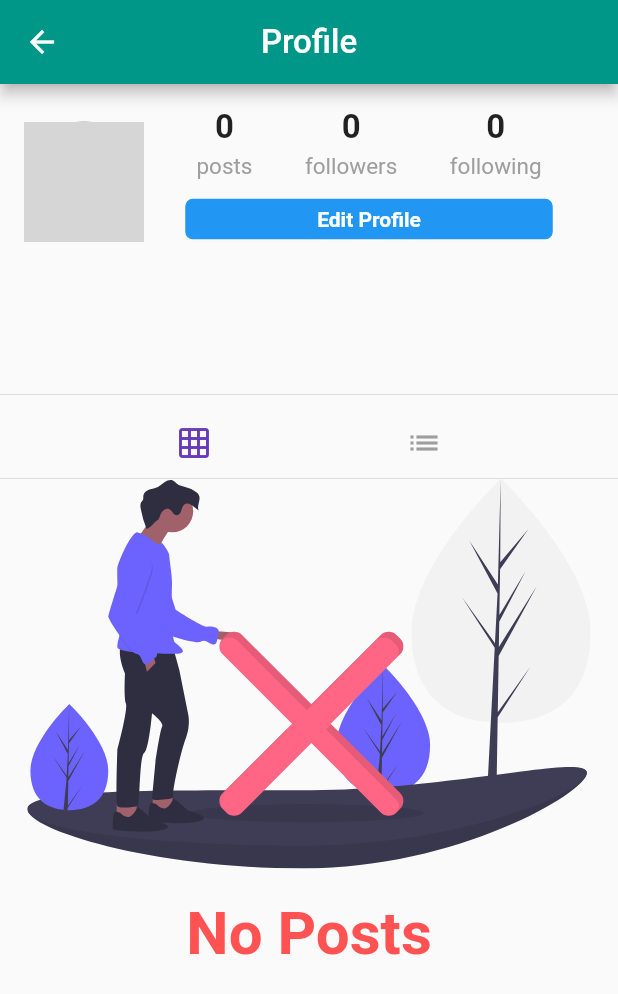
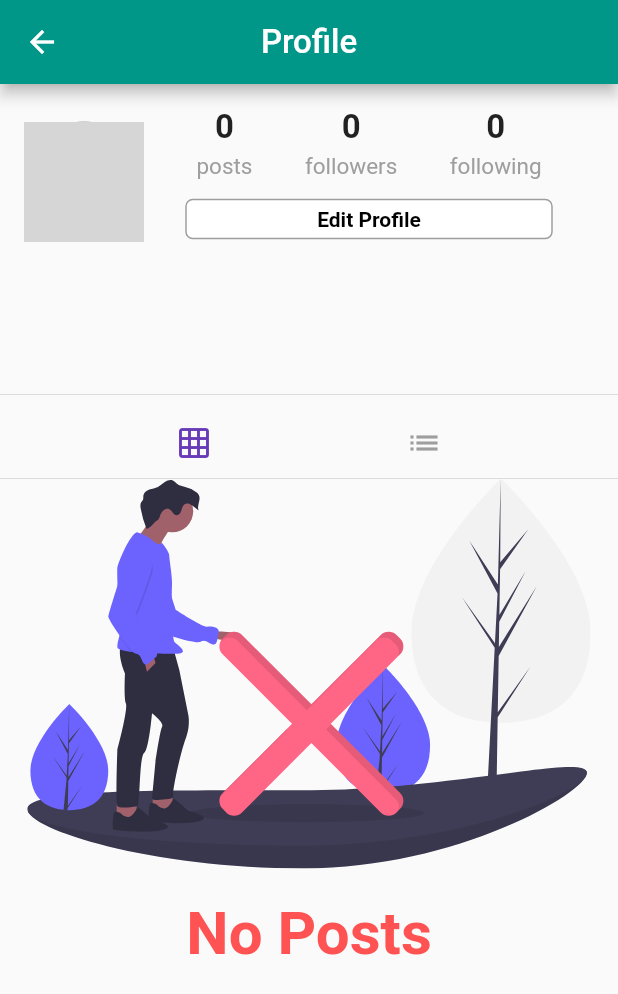
Before and after one commit to randyterrell/cardpalz, a Flutter app: the Profile screen opened directly, on a phone screen of 412 x 824 dp. Shown: the top 994 px of the screen. Run offline on Flutter 3.47's test engine with Material 2 defaults, Android fonts, the light colour scheme and no system bars; our stand-ins replace cached_network_image, cloud_firestore, firebase_storage, flutter_svg, geolocator, google_sign_in and 2 more; accounts and stored records are empty; network calls fail; grey boxes are pictures that could not be loaded.

Commit message:
Following : Unfollowing Users

```diff
--- a/lib/pages/home.dart
+++ b/lib/pages/home.dart
@@ -17,6 +17,8 @@ final usersRef = Firestore.instance.collection('users');
 final postsRef = Firestore.instance.collection('posts');
 final commentsRef = Firestore.instance.collection('comments');
 final activityFeedRef = Firestore.instance.collection('feed');
+final followersRef = Firestore.instance.collection('followers');
+final followingRef = Firestore.instance.collection('following');
 final DateTime timestamp = DateTime.now();
 User currentUser;
 
--- a/lib/pages/profile.dart
+++ b/lib/pages/profile.dart
@@ -22,14 +22,51 @@ class Profile extends StatefulWidget {
 class _ProfileState extends State<Profile> {
   final String currentUserId = currentUser?.id;
   String postOrientation = "grid";
+  bool isFollowing = false;
   bool isLoading = false;
   int postCount = 0;
+  int followerCount = 0;
+  int followingCount = 0;
   List<Post> posts = [];
 
   @override
   void initState() {
     super.initState();
     getProfilePosts();
+    getFollowers();
+    getFollowing();
+    checkIfFollowing();
+  }
+
+  checkIfFollowing() async {
+    DocumentSnapshot doc = await followersRef
+        .document(widget.profileId)
+        .collection('userFollowers')
+        .document(currentUserId)
+        .get();
+    setState(() {
+      isFollowing = doc.exists;
+    });
+  }
+
+  getFollowers() async {
+    QuerySnapshot snapshot = await followersRef
+        .document(widget.profileId)
+        .collection('userFollowers')
+        .getDocuments();
+    setState(() {
+      followerCount = snapshot.documents.length;
+    });
+  }
+
+  getFollowing() async {
+    QuerySnapshot snapshot = await followingRef
+        .document(widget.profileId)
+        .collection('userFollowing')
+        .getDocuments();
+    setState(() {
+      followingCount = snapshot.documents.length;
+    });
   }
 
   getProfilePosts() async {
@@ -90,15 +127,15 @@ class _ProfileState extends State<Profile> {
           child: Text(
             text,
             style: TextStyle(
-              color: Colors.white,
+              color: isFollowing ? Colors.black : Colors.white,
               fontWeight: FontWeight.bold,
             ),
           ),
           alignment: Alignment.center,
           decoration: BoxDecoration(
-            color: Colors.blue,
+            color: isFollowing ? Colors.white : Colors.blue,
             border: Border.all(
-              color: Colors.blue,
+              color: isFollowing ? Colors.grey : Colors.blue,
             ),
             borderRadius: BorderRadius.circular(5.0),
           ),
@@ -111,10 +148,91 @@ class _ProfileState extends State<Profile> {
     // viewing your own profile - should show edit profile button
     bool isProfileOwner = currentUserId == widget.profileId;
     if (isProfileOwner) {
-      return buildButton(text: "Edit Profile", function: editProfile);
-    } else {
-      return Text('button');
+      return buildButton(
+        text: "Edit Profile",
+        function: editProfile,
+      );
+    } else if (isFollowing) {
+      return buildButton(
+        text: "Unfollow",
+        function: handleUnfollowUser,
+      );
+    } else if (!isFollowing) {
+      return buildButton(
+        text: "Follow",
+        function: handleFollowUser,
+      );
     }
+  }
+
+  handleUnfollowUser() {
+    setState(() {
+      isFollowing = false;
+    });
+    // remove follower
+    followersRef
+        .document(widget.profileId)
+        .collection('userFollowers')
+        .document(currentUserId)
+        .get()
+        .then((doc) {
+      if (doc.exists) {
+        doc.reference.delete();
+      }
+    });
+    // remove following
+    followingRef
+        .document(currentUserId)
+        .collection('userFollowing')
+        .document(widget.profileId)
+        .get()
+        .then((doc) {
+      if (doc.exists) {
+        doc.reference.delete();
+      }
+    });
+    // delete activity feed item for them
+    activityFeedRef
+        .document(widget.profileId)
+        .collection('feedItems')
+        .document(currentUserId)
+        .get()
+        .then((doc) {
+      if (doc.exists) {
+        doc.reference.delete();
+      }
+    });
+  }
+
+  handleFollowUser() {
+    setState(() {
+      isFollowing = true;
+    });
+    // Make auth user follower of THAT user (update THEIR followers collection)
+    followersRef
+        .document(widget.profileId)
+        .collection('userFollowers')
+        .document(currentUserId)
+        .setData({});
+    // Put THAT user on YOUR following collection (update your following collection)
+    followingRef
+        .document(currentUserId)
+        .collection('userFollowing')
+        .document(widget.profileId)
+        .setData({});
+    // add activity feed item for that user to notify about new follower (us)
+    activityFeedRef
+        .document(widget.profileId)
+        .collection('feedItems')
+        .document(currentUserId)
+        .setData({
+      "type": "follow",
+      "ownerId": widget.profileId,
+      "username": currentUser.username,
+      "userId": currentUserId,
+      "userProfileImg": currentUser.photoUrl,
+      "timestamp": timestamp,
+    });
   }
 
   buildProfileHeader() {
@@ -146,8 +264,8 @@ class _ProfileState extends State<Profile> {
                             mainAxisAlignment: MainAxisAlignment.spaceEvenly,
                             children: <Widget>[
                               buildCountColumn("posts", postCount),
-                              buildCountColumn("followers", 0),
-                              buildCountColumn("following", 0),
+                              buildCountColumn("followers", followerCount),
+                              buildCountColumn("following", followingCount),
                             ],
                           ),
                           Row(
```
